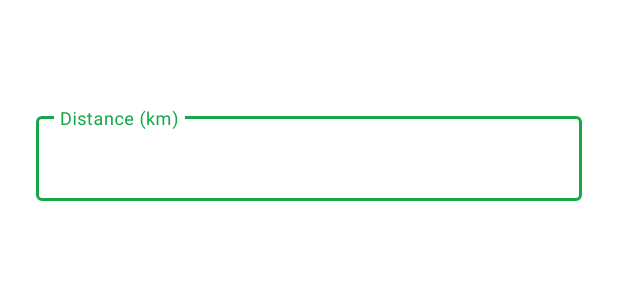
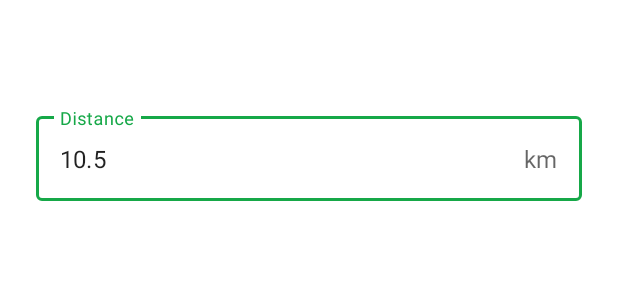
Before and after one commit to sebokopter/virtually-challenging, an Android app: the layout fragment_workout.xml on its own in the app's theme, with its tools: preview values and no code run, on a phone screen of 412 x 824 dp. Shown: the part 146-446 px from the top of the screen. Run offline under Robolectric (Android 15) with nearby library versions, the phone set to English and light mode, and no system bars.

Commit message:
feat(ui): add "km" suffix to distance TextInputLayout

```diff
--- a/app/src/main/res/layout/fragment_workout.xml
+++ b/app/src/main/res/layout/fragment_workout.xml
@@ -14,6 +14,7 @@
         android:layout_width="0dp"
         android:layout_height="wrap_content"
         android:hint="@string/distance"
+        app:suffixText="km"
         app:layout_constraintBottom_toTopOf="@id/date_container"
         app:layout_constraintEnd_toEndOf="parent"
         app:layout_constraintStart_toStartOf="parent"
@@ -25,6 +26,7 @@
             android:layout_width="match_parent"
             android:layout_height="wrap_content"
             android:inputType="numberDecimal"
+            tools:text="10.5"
             />
     </com.google.android.material.textfield.TextInputLayout>
 
--- a/app/src/main/res/values/strings.xml
+++ b/app/src/main/res/values/strings.xml
@@ -2,7 +2,7 @@
     <string name="app_name">Virtually Challenging</string>
     <string name="add_workout">Add Workout</string>
     <string name="consecutive_days">Consecutive days</string>
-    <string name="distance">Distance (km)</string>
+    <string name="distance">Distance</string>
     <string name="date">Date</string>
     <string name="no_distance">No distance provided</string>
 </resources>
```
Also changed, not shown: 1 other file.
